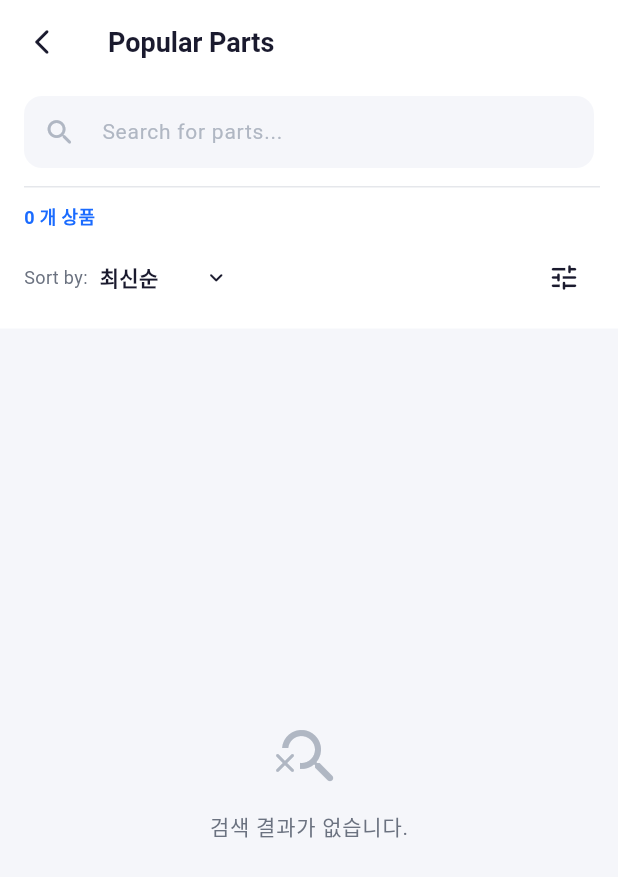
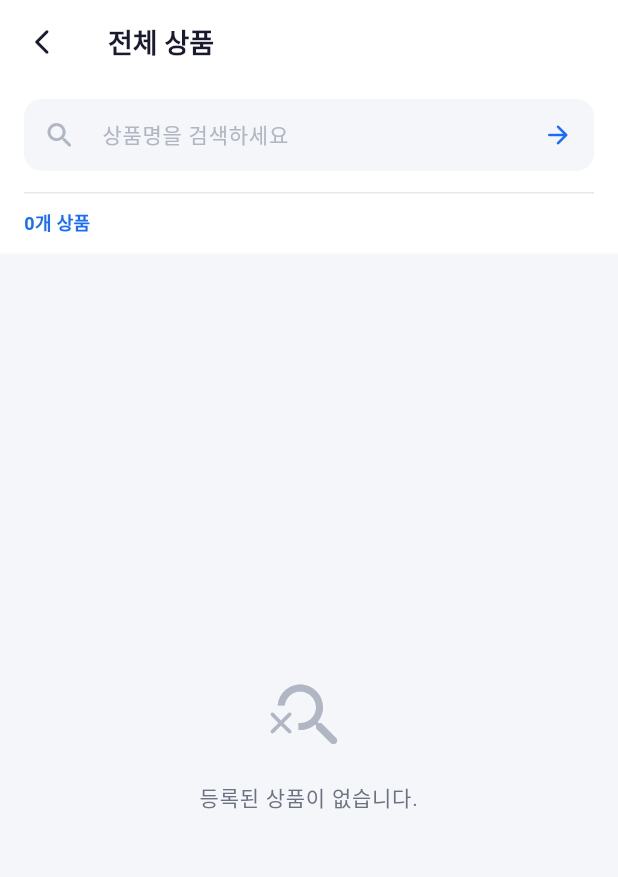
Before and after one commit to hyerin10/bike_house, a Flutter app: the HomeScreen screen opened directly, after a tap on "전체 보기", on a phone screen of 412 x 824 dp. Shown: the top 877 px of the screen. Run offline on Flutter 3.47's test engine with Material 3 defaults, Android fonts, the phone set to English and light mode, and no system bars; our stand-ins replace flutter_dotenv, flutter_riverpod, freezed_annotation, image_picker, supabase_flutter; accounts and stored records are empty.

Commit message:
feature: 검색 기능 추가

```diff
--- a/lib/features/admin/data/product_repository.dart
+++ b/lib/features/admin/data/product_repository.dart
@@ -121,6 +121,31 @@ class ProductRepository {
         .toList();
   }
 
+  /// 검색어로 상품 목록을 필터링하여 반환합니다.
+  ///
+  /// - [query]가 null이거나 비어있으면 전체 목록을 반환합니다.
+  /// - 검색 시 대소문자와 띄어쓰기를 무시하고 비교합니다.
+  ///   (예: "cbr 600" → "CBR600RR" 매칭, "br6" → "BR 600" 매칭)
+  Future<List<ProductModel>> searchProducts(String? query) async {
+    final response = await _supabase
+        .from('products')
+        .select('*, product_images(*)')
+        .order('id');
+
+    final all = (response as List)
+        .map((json) => ProductModel.fromJson(json as Map<String, dynamic>))
+        .toList();
+
+    if (query == null || query.trim().isEmpty) return all;
+
+    // 검색어와 상품명 모두 소문자 변환 + 공백 제거 후 포함 여부 확인
+    final normalized = query.toLowerCase().replaceAll(' ', '');
+    return all.where((product) {
+      final normalizedName = product.name.toLowerCase().replaceAll(' ', '');
+      return normalizedName.contains(normalized);
+    }).toList();
+  }
+
   /// Supabase Storage에 이미지를 업로드하고 public URL을 반환합니다.
   Future<String> _uploadImage(XFile file, String folder) async {
     final bytes = await file.readAsBytes();
--- a/lib/features/home/presentation/home_screen.dart
+++ b/lib/features/home/presentation/home_screen.dart
@@ -6,7 +6,7 @@ import '../../../core/theme/app_theme.dart';
 import '../../../core/utils/constants.dart';
 import '../../../features/cart/presentation/cart_screen.dart';
 import '../../../features/product/application/product_notifier.dart';
-import '../../../features/product/presentation/popular_parts_screen.dart';
+import '../../../features/product/presentation/search_result_screen.dart';
 import '../../../features/product/presentation/widgets/product_card.dart';
 import '../../../features/admin/presentation/admin_dashboard_screen.dart';
 import '../../../features/profile/presentation/admin_login_screen.dart';
@@ -108,7 +108,7 @@ class HomeScreen extends ConsumerWidget {
         // 홈 탭에서만 검색바 표시
         bottom: selectedIndex == NavIndex.home
             ? const PreferredSize(
-                preferredSize: Size.fromHeight(64),
+                preferredSize: Size.fromHeight(84),
                 child: HomeSearchBar(),
               )
             : null,
@@ -293,7 +293,7 @@ class _PopularPartsSection extends ConsumerWidget {
                 onTap: () {
                   Navigator.of(context).push(
                     MaterialPageRoute(
-                      builder: (_) => const PopularPartsScreen(),
+                      builder: (_) => const SearchResultScreen(),
                     ),
                   );
                 },
--- a/lib/features/home/presentation/widgets/home_search_bar.dart
+++ b/lib/features/home/presentation/widgets/home_search_bar.dart
@@ -3,12 +3,13 @@ import 'package:flutter_riverpod/flutter_riverpod.dart';
 
 import '../../../../core/theme/app_theme.dart';
 import '../../application/search_provider.dart';
+import '../../../product/presentation/search_result_screen.dart';
 
 /// 홈 화면 AppBar 하단에 배치되는 검색바 위젯.
 ///
-/// [ConsumerStatefulWidget]을 사용해 [TextEditingController]의 생명주기를
-/// 위젯 트리에 맞게 관리한다. 텍스트 변경 시 [ref.read]만 사용하므로
-/// 검색바 자체는 searchQueryProvider 변경에 의해 리빌드되지 않는다.
+/// - 텍스트 변경 시 [searchQueryProvider]를 갱신하되, 검색바 자체는 리빌드하지 않는다.
+/// - 키보드 검색 버튼 또는 우측 화살표 아이콘을 누르면 [SearchResultScreen]으로 이동한다.
+/// - '전체보기'를 누르면 query 없이 [SearchResultScreen]으로 이동해 전체 상품을 보여준다.
 class HomeSearchBar extends ConsumerStatefulWidget {
   const HomeSearchBar({super.key});
 
@@ -31,16 +32,32 @@ class _HomeSearchBarState extends ConsumerState<HomeSearchBar> {
     super.dispose();
   }
 
+  void _navigateToResults({String? query}) {
+    final trimmed = (query ?? _controller.text).trim();
+    Navigator.of(context).push(
+      MaterialPageRoute(
+        builder: (_) => SearchResultScreen(
+          searchQuery: trimmed.isEmpty ? null : trimmed,
+        ),
+      ),
+    );
+  }
+
   @override
   Widget build(BuildContext context) {
     return Padding(
-      padding: const EdgeInsets.fromLTRB(16, 4, 16, 12),
-      child: TextField(
+      padding: const EdgeInsets.fromLTRB(16, 4, 16, 8),
+      child: Column(
+        mainAxisSize: MainAxisSize.min,
+        children: [
+          // 검색 텍스트필드
+          TextField(
             controller: _controller,
             onChanged: (value) {
-          // ref.read로만 상태를 갱신해 검색바 자체의 리빌드를 방지
               ref.read(searchQueryProvider.notifier).state = value;
             },
+            onSubmitted: (value) => _navigateToResults(query: value),
+            textInputAction: TextInputAction.search,
             style: Theme.of(context).textTheme.bodyLarge,
             decoration: InputDecoration(
               hintText: 'Search for parts...',
@@ -51,6 +68,12 @@ class _HomeSearchBarState extends ConsumerState<HomeSearchBar> {
                 Icons.search_rounded,
                 color: AppColors.textHint,
                 size: 22,
+              ),
+              suffixIcon: IconButton(
+                icon: const Icon(Icons.arrow_forward_rounded, size: 20),
+                color: AppColors.primary,
+                tooltip: '검색',
+                onPressed: _navigateToResults,
               ),
               filled: true,
               fillColor: AppColors.background,
@@ -73,6 +96,28 @@ class _HomeSearchBarState extends ConsumerState<HomeSearchBar> {
               isDense: true,
             ),
           ),
+
+          // 전체보기 링크
+          Align(
+            alignment: Alignment.centerRight,
+            child: TextButton(
+              style: TextButton.styleFrom(
+                padding: const EdgeInsets.symmetric(horizontal: 4, vertical: 2),
+                minimumSize: Size.zero,
+                tapTargetSize: MaterialTapTargetSize.shrinkWrap,
+              ),
+              onPressed: () => _navigateToResults(query: ''),
+              child: Text(
+                '전체보기',
+                style: Theme.of(context).textTheme.bodyMedium?.copyWith(
+                      color: AppColors.primary,
+                      fontWeight: FontWeight.w500,
+                    ),
+              ),
+            ),
+          ),
+        ],
+      ),
     );
   }
 }
--- /dev/null
+++ b/lib/features/product/application/search_result_notifier.dart
@@ -0,0 +1,30 @@
+import 'package:flutter_riverpod/flutter_riverpod.dart';
+
+import '../../../features/admin/data/product_repository.dart';
+import '../data/product_model.dart';
+
+// ─────────────────────────────────────────────────────────────────────────────
+// 검색어(query)를 인자로 받아 상품 목록을 가져오는 FamilyAsyncNotifier
+//
+// - query == null → 전체 목록
+// - query != null → 상품명 ilike 필터링 결과
+// ─────────────────────────────────────────────────────────────────────────────
+
+class SearchResultNotifier
+    extends FamilyAsyncNotifier<List<ProductModel>, String?> {
+  @override
+  Future<List<ProductModel>> build(String? arg) =>
+      ref.read(productRepositoryProvider).searchProducts(arg);
+
+  Future<void> refresh() async {
+    state = const AsyncLoading();
+    state = await AsyncValue.guard(
+      () => ref.read(productRepositoryProvider).searchProducts(arg),
+    );
+  }
+}
+
+final searchResultProvider = AsyncNotifierProvider.family<SearchResultNotifier,
+    List<ProductModel>, String?>(
+  SearchResultNotifier.new,
+);
--- /dev/null
+++ b/lib/features/product/presentation/search_result_screen.dart
@@ -0,0 +1,314 @@
+import 'package:flutter/material.dart';
+import 'package:flutter_riverpod/flutter_riverpod.dart';
+
+import '../../../core/theme/app_theme.dart';
+import '../application/search_result_notifier.dart';
+import '../data/product_model.dart';
+import 'widgets/product_card.dart';
+
+/// 검색 결과 및 전체 상품 목록 화면
+///
+/// - [searchQuery] == null  → 전체 상품을 표시
+/// - [searchQuery] != null  → 해당 검색어로 필터링된 결과를 표시
+///
+/// 화면 내부의 검색창에서 새 검색어를 입력하면 결과가 즉시 갱신됩니다.
+class SearchResultScreen extends ConsumerStatefulWidget {
+  const SearchResultScreen({super.key, this.searchQuery});
+
+  final String? searchQuery;
+
+  @override
+  ConsumerState<SearchResultScreen> createState() => _SearchResultScreenState();
+}
+
+class _SearchResultScreenState extends ConsumerState<SearchResultScreen> {
+  late final TextEditingController _controller;
+  late String? _currentQuery;
+
+  @override
+  void initState() {
+    super.initState();
+    final initial =
+        (widget.searchQuery?.trim().isEmpty ?? true) ? null : widget.searchQuery?.trim();
+    _currentQuery = initial;
+    _controller = TextEditingController(text: initial ?? '');
+  }
+
+  @override
+  void dispose() {
+    _controller.dispose();
+    super.dispose();
+  }
+
+  void _onSearch(String value) {
+    final trimmed = value.trim();
+    setState(() {
+      _currentQuery = trimmed.isEmpty ? null : trimmed;
+    });
+  }
+
+  @override
+  Widget build(BuildContext context) {
+    final asyncProducts = ref.watch(searchResultProvider(_currentQuery));
+    final appBarTitle = _currentQuery != null ? '"$_currentQuery" 검색 결과' : '전체 상품';
+
+    return Scaffold(
+      backgroundColor: AppColors.background,
+
+      // ─── 상단 앱바 ───────────────────────────────────────────────
+      appBar: AppBar(
+        backgroundColor: AppColors.surface,
+        elevation: 0,
+        scrolledUnderElevation: 0,
+        leading: IconButton(
+          icon: const Icon(Icons.arrow_back_ios_new_rounded, size: 20),
+          color: AppColors.textPrimary,
+          onPressed: () => Navigator.of(context).pop(),
+        ),
+        title: Text(
+          appBarTitle,
+          style: const TextStyle(
+            color: AppColors.textPrimary,
+            fontSize: 18,
+            fontWeight: FontWeight.w700,
+          ),
+        ),
+        centerTitle: false,
+      ),
+
+      body: Column(
+        children: [
+          // ─── 검색 입력창 ───────────────────────────────────────────
+          _SearchField(
+            controller: _controller,
+            onSearch: _onSearch,
+          ),
+
+          // ─── 결과 카운트 바 + 본문 ────────────────────────────────
+          Expanded(
+            child: asyncProducts.when(
+              loading: () =>
+                  const Center(child: CircularProgressIndicator()),
+              error: (e, _) => _ErrorView(
+                onRetry: () =>
+                    ref.refresh(searchResultProvider(_currentQuery)),
+              ),
+              data: (products) => _ResultBody(
+                products: products,
+                query: _currentQuery,
+              ),
+            ),
+          ),
+        ],
+      ),
+    );
+  }
+}
+
+// ─────────────────────────────────────────────────────────────────────────────
+// 검색 입력창
+// ─────────────────────────────────────────────────────────────────────────────
+
+class _SearchField extends StatelessWidget {
+  const _SearchField({
+    required this.controller,
+    required this.onSearch,
+  });
+
+  final TextEditingController controller;
+  final ValueChanged<String> onSearch;
+
+  @override
+  Widget build(BuildContext context) {
+    return Container(
+      color: AppColors.surface,
+      padding: const EdgeInsets.fromLTRB(16, 10, 16, 14),
+      child: TextField(
+        controller: controller,
+        onSubmitted: onSearch,
+        textInputAction: TextInputAction.search,
+        style: Theme.of(context).textTheme.bodyLarge,
+        decoration: InputDecoration(
+          hintText: '상품명을 검색하세요',
+          hintStyle: Theme.of(context)
+              .textTheme
+              .bodyLarge
+              ?.copyWith(color: AppColors.textHint),
+          prefixIcon: const Icon(
+            Icons.search_rounded,
+            color: AppColors.textHint,
+            size: 22,
+          ),
+          suffixIcon: IconButton(
+            icon: const Icon(Icons.arrow_forward_rounded, size: 20),
+            color: AppColors.primary,
+            tooltip: '검색',
+            onPressed: () => onSearch(controller.text),
+          ),
+          filled: true,
+          fillColor: AppColors.background,
+          border: OutlineInputBorder(
+            borderRadius: BorderRadius.circular(12),
+            borderSide: BorderSide.none,
+          ),
+          enabledBorder: OutlineInputBorder(
+            borderRadius: BorderRadius.circular(12),
+            borderSide: BorderSide.none,
+          ),
+          focusedBorder: OutlineInputBorder(
+            borderRadius: BorderRadius.circular(12),
+            borderSide: const BorderSide(
+              color: AppColors.primary,
+              width: 1.5,
+            ),
+          ),
+          contentPadding: const EdgeInsets.symmetric(vertical: 12),
+          isDense: true,
+        ),
+      ),
+    );
+  }
+}
+
+// ─────────────────────────────────────────────────────────────────────────────
+// 결과 본문: 카운트 바 + 그리드
+// ─────────────────────────────────────────────────────────────────────────────
+
+class _ResultBody extends StatelessWidget {
+  const _ResultBody({required this.products, required this.query});
+
+  final List<ProductModel> products;
+  final String? query;
+
+  @override
+  Widget build(BuildContext context) {
+    return Column(
+      crossAxisAlignment: CrossAxisAlignment.start,
+      children: [
+        // 결과 수 표시 바
+        Container(
+          color: AppColors.surface,
+          padding: const EdgeInsets.fromLTRB(16, 0, 16, 12),
+          child: Column(
+            crossAxisAlignment: CrossAxisAlignment.start,
+            children: [
+              const Divider(height: 1, color: AppColors.divider),
+              const SizedBox(height: 10),
+              Text(
+                '${products.length}개 상품',
+                style: Theme.of(context).textTheme.bodyMedium?.copyWith(
+                      color: AppColors.primary,
+                      fontWeight: FontWeight.w600,
+                    ),
+              ),
+            ],
+          ),
+        ),
+
+        // 상품 그리드 or 빈 상태
+        Expanded(
+          child: products.isEmpty
+              ? _EmptyState(query: query)
+              : _ProductGrid(products: products),
+        ),
+      ],
+    );
+  }
+}
+
+// ─────────────────────────────────────────────────────────────────────────────
+// 상품 그리드
+// ─────────────────────────────────────────────────────────────────────────────
+
+class _ProductGrid extends StatelessWidget {
+  const _ProductGrid({required this.products});
+
+  final List<ProductModel> products;
+
+  @override
+  Widget build(BuildContext context) {
+    return GridView.builder(
+      padding: const EdgeInsets.fromLTRB(16, 12, 16, 24),
+      gridDelegate: const SliverGridDelegateWithFixedCrossAxisCount(
+        crossAxisCount: 2,
+        crossAxisSpacing: 12,
+        mainAxisSpacing: 12,
+        mainAxisExtent: 270,
+      ),
+      itemCount: products.length,
+      itemBuilder: (context, index) => ProductCard(product: products[index]),
+    );
+  }
+}
+
+// ─────────────────────────────────────────────────────────────────────────────
+// 빈 상태 (검색 결과 없음)
+// ─────────────────────────────────────────────────────────────────────────────
+
+class _EmptyState extends StatelessWidget {
+  const _EmptyState({required this.query});
+
+  final String? query;
+
+  @override
+  Widget build(BuildContext context) {
+    return Center(
+      child: Column(
+        mainAxisAlignment: MainAxisAlignment.center,
+        children: [
+          const Icon(
+            Icons.search_off_rounded,
+            size: 56,
+            color: AppColors.textHint,
+          ),
+          const SizedBox(height: 16),
+          Text(
+            query != null ? '"$query"에 대한\n검색 결과가 없습니다.' : '등록된 상품이 없습니다.',
+            textAlign: TextAlign.center,
+            style: Theme.of(context).textTheme.bodyLarge?.copyWith(
+                  color: AppColors.textSecondary,
+                ),
+          ),
+        ],
+      ),
+    );
+  }
+}
+
+// ─────────────────────────────────────────────────────────────────────────────
+// 에러 상태
+// ─────────────────────────────────────────────────────────────────────────────
+
+class _ErrorView extends StatelessWidget {
+  const _ErrorView({required this.onRetry});
+
+  final VoidCallback onRetry;
+
+  @override
+  Widget build(BuildContext context) {
+    return Center(
+      child: Column(
+        mainAxisAlignment: MainAxisAlignment.center,
+        children: [
+          const Icon(
+            Icons.error_outline_rounded,
+            size: 56,
+            color: AppColors.textHint,
+          ),
+          const SizedBox(height: 16),
+          Text(
+            '상품을 불러오지 못했습니다.',
+            style: Theme.of(context).textTheme.bodyLarge?.copyWith(
+                  color: AppColors.textSecondary,
+                ),
+          ),
+          const SizedBox(height: 12),
+          TextButton(
+            onPressed: onRetry,
+            child: const Text('다시 시도'),
+          ),
+        ],
+      ),
+    );
+  }
+}
```
Lines whose indentation alone changed are shown as unchanged.
